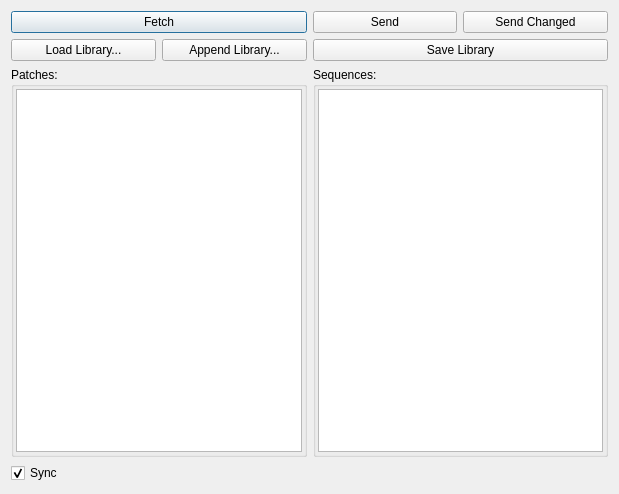
First picture: the form in ui/library_dialog.ui, repository Manuel-K/shruthi-editor, before the edit.
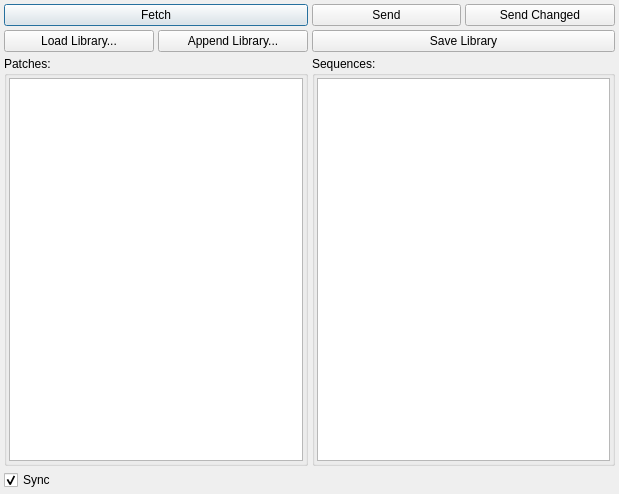
Second picture: the form after the edit.

Commit message: adjusted margins

Diff of the .ui file:
```diff
--- a/ui/library_dialog.ui
+++ b/ui/library_dialog.ui
@@ -14,6 +14,21 @@
    <string>Library</string>
   </property>
   <layout class="QGridLayout" name="gridLayout">
+   <property name="leftMargin">
+    <number>4</number>
+   </property>
+   <property name="topMargin">
+    <number>4</number>
+   </property>
+   <property name="rightMargin">
+    <number>4</number>
+   </property>
+   <property name="bottomMargin">
+    <number>4</number>
+   </property>
+   <property name="spacing">
+    <number>4</number>
+   </property>
    <item row="0" column="0" colspan="2">
     <widget class="QPushButton" name="fetch">
      <property name="text">
@@ -62,6 +77,9 @@
       <string>Patches:</string>
      </property>
      <layout class="QVBoxLayout" name="gPatchL">
+      <property name="spacing">
+       <number>2</number>
+      </property>
       <property name="leftMargin">
        <number>2</number>
       </property>
@@ -104,6 +122,9 @@
       <string>Sequences:</string>
      </property>
      <layout class="QVBoxLayout" name="gSeqL">
+      <property name="spacing">
+       <number>2</number>
+      </property>
       <property name="leftMargin">
        <number>2</number>
       </property>
```
The commit also changes 1 other file.
